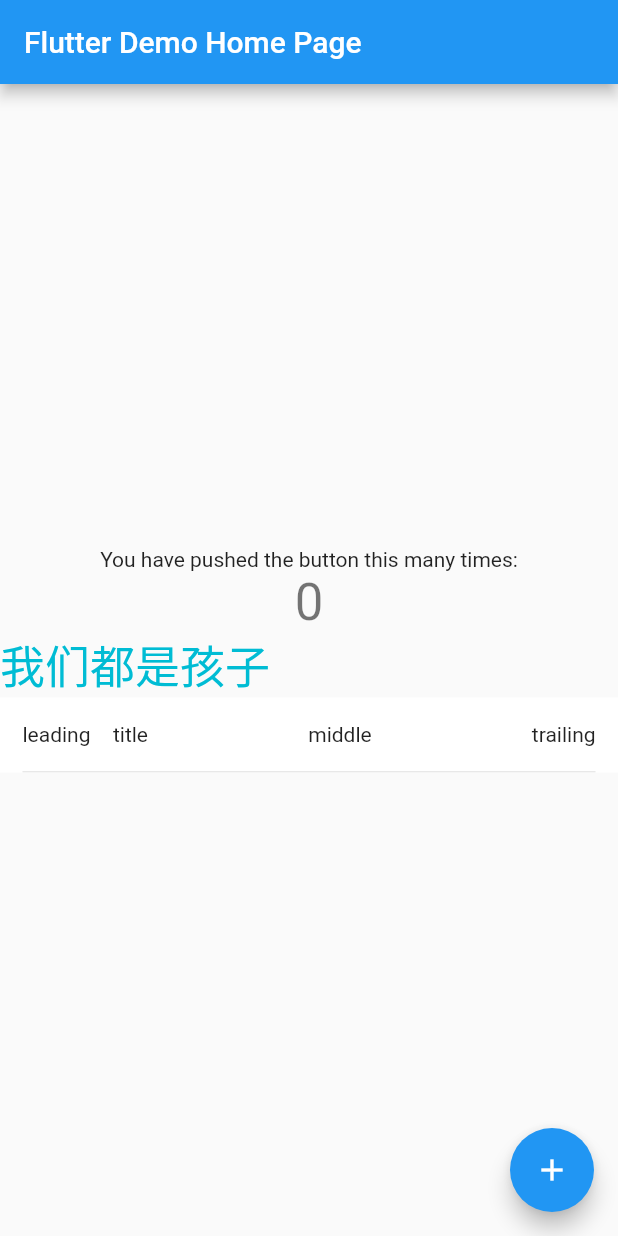
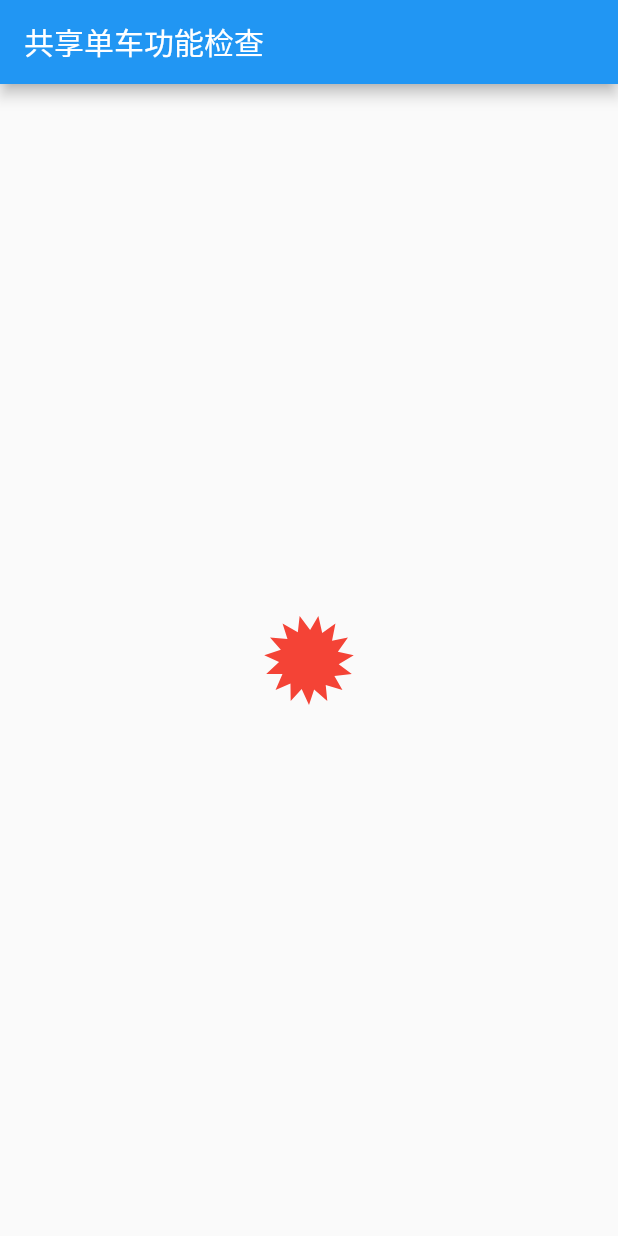
Before and after one commit to yinanwang1/FlutterSnippet, a Flutter app: the screen it shows after launch, on a phone screen of 412 x 824 dp. Run offline on Flutter 3.47's test engine with Material 2 defaults, Android fonts, the phone set to English and light mode, and no system bars.

Commit message:
Added the N star widget.

```diff
--- /dev/null
+++ b/lib/Widgets/n_star_view.dart
@@ -0,0 +1,76 @@
+
+
+import 'dart:math';
+
+import 'package:flutter/cupertino.dart';
+import 'package:flutter/material.dart';
+
+
+/// 绘制n多边形
+/// 传入多边形的个数n，外半径R，内半径r，填充的颜色color
+
+class NStarView extends StatelessWidget {
+
+  final int num;
+  final double R;
+  final double r;
+  final Color color;
+
+  const NStarView(this.num, this.R, this.r, {this.color = Colors.blue, Key? key}) : super(key: key);
+
+  @override
+  Widget build(BuildContext context) {
+    return SizedBox(
+      width: 2 * R,
+      height: 2 * R,
+      child: CustomPaint(painter: NStarPainter(num, R, r, color),),
+    );
+  }
+}
+
+class NStarPainter extends CustomPainter {
+
+  final int num;
+  final double R;
+  final double r;
+  final Color color;
+
+  NStarPainter(this.num, this.R, this.r, this.color) {
+    starPaint.style = PaintingStyle.fill;
+    starPaint.color = color;
+  }
+
+  final Paint starPaint = Paint();
+
+  @override
+  void paint(Canvas canvas, Size size) {
+    canvas.translate(R, R);
+    canvas.drawPath(nStarPath(), starPaint);
+  }
+
+  @override
+  bool shouldRepaint(CustomPainter oldDelegate) {
+    return false;
+  }
+
+  Path nStarPath() {
+    Path path = Path();
+    double perDeg = 360 / num;
+    double degA = perDeg / 2 / 2;
+    double degB = 360 / (num - 1) / 2 - degA / 2 + degA;
+
+    path.moveTo(cos(_rad(degA)) * R, (-sin(_rad(degA)) * R));
+    for(int i = 0; i < num; i++) {
+      path.lineTo(cos(_rad(degA + perDeg * i)) * R, -sin(_rad(degA + perDeg * i)) * R);
+      path.lineTo(cos(_rad(degB + perDeg * i)) * r, -sin(_rad(degB + perDeg * i)) * r);
+    }
+
+    path.close();
+
+    return path;
+  }
+
+  double _rad(double deg) {
+    return deg * pi / 180;
+  }
+}
--- a/lib/main.dart
+++ b/lib/main.dart
@@ -1,5 +1,6 @@
 import 'package:flutter/material.dart';
 import 'package:flutter_snippet/Widgets/flutter_text.dart';
+import 'package:flutter_snippet/Widgets/n_star_view.dart';
 import 'package:flutter_snippet/Widgets/normal_cell.dart';
 
 void main() {
@@ -17,7 +18,8 @@
       theme: ThemeData(
         primarySwatch: Colors.blue,
       ),
-      home: const MyHomePage(title: 'Flutter Demo Home Page'),
+      debugShowCheckedModeBanner: false,
+      home: const MyHomePage(title: '共享单车功能检查'),
     );
   }
 }
@@ -47,30 +49,8 @@
         title: Text(widget.title),
       ),
       body: Center(
-        child: Column(
-          mainAxisAlignment: MainAxisAlignment.center,
-          children: <Widget>[
-            const Text(
-              'You have pushed the button this many times:',
-            ),
-            Text(
-              '$_counter',
-              style: Theme.of(context).textTheme.headline4,
-            ),
-            FlutterText(
-              "我们都是孩子",
-              style: const TextStyle(fontSize: 30, color: Colors.cyan),
-              config: AnimationConfig(curveTween: CurveTween(curve: Curves.ease), repeat: true),
-            ),
-            const NormalCell(leading: Text("leading"), title: Text("title"), middle: Text("middle"), trailing: Text("trailing")),
-          ],
-        ),
+        child: NStarView(15, 30, 20, color: Colors.red,),
       ),
-      floatingActionButton: FloatingActionButton(
-        onPressed: _incrementCounter,
-        tooltip: 'Increment',
-        child: const Icon(Icons.add),
-      ), // This trailing comma makes auto-formatting nicer for build methods.
     );
   }
 }
```
Also changed, not shown: images/nStar.jpg (added), 1 other file.
